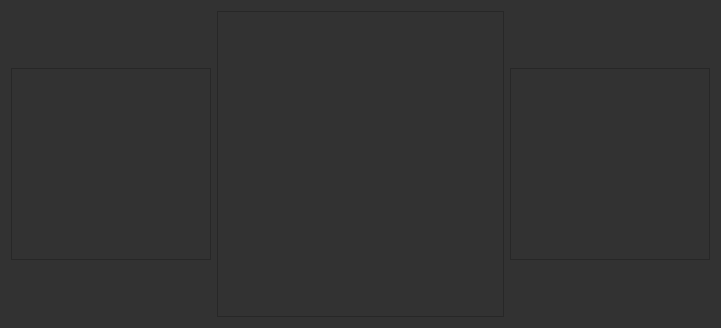
The window that src/views/imageView.ui (moonbot/storyTime) describes before a commit, drawn with Qt 5.
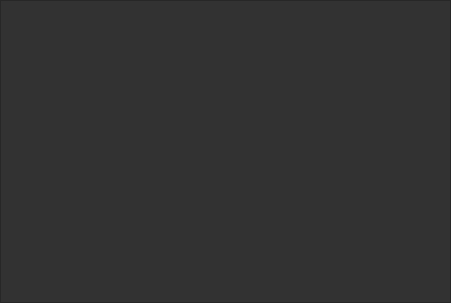
The same window after the commit.

Commit message: prev/cur/next image views in place with proper scaling

Diff of the .ui file:
```diff
--- a/src/views/imageView.ui
+++ b/src/views/imageView.ui
@@ -6,8 +6,8 @@
    <rect>
     <x>0</x>
     <y>0</y>
-    <width>721</width>
-    <height>328</height>
+    <width>451</width>
+    <height>303</height>
    </rect>
   </property>
   <property name="windowTitle">
@@ -16,134 +16,40 @@
   <property name="styleSheet">
    <string notr="true">background-color: rgb(50, 50, 50);color: rgb(255, 255, 255);selection-background-color:rgb(140, 140, 140)</string>
   </property>
-  <layout class="QHBoxLayout" name="horizontalLayout">
+  <layout class="QVBoxLayout" name="verticalLayout">
+   <property name="margin">
+    <number>0</number>
+   </property>
    <item>
-    <layout class="QHBoxLayout" name="horizontalLayout_2">
-     <item>
-      <layout class="QVBoxLayout" name="LayoutPrev">
-       <item>
-        <spacer name="verticalSpacer">
-         <property name="orientation">
-          <enum>Qt::Vertical</enum>
-         </property>
-         <property name="sizeHint" stdset="0">
-          <size>
-           <width>20</width>
-           <height>40</height>
-          </size>
-         </property>
-        </spacer>
-       </item>
-       <item>
-        <widget class="QGraphicsView" name="GraphicsViewPrev">
-         <property name="sizePolicy">
-          <sizepolicy hsizetype="Maximum" vsizetype="Expanding">
-           <horstretch>0</horstretch>
-           <verstretch>0</verstretch>
-          </sizepolicy>
-         </property>
-         <property name="minimumSize">
-          <size>
-           <width>20</width>
-           <height>0</height>
-          </size>
-         </property>
-         <property name="maximumSize">
-          <size>
-           <width>200</width>
-           <height>16777215</height>
-          </size>
-         </property>
-         <property name="acceptDrops">
-          <bool>false</bool>
-         </property>
-        </widget>
-       </item>
-       <item>
-        <spacer name="verticalSpacer_2">
-         <property name="orientation">
-          <enum>Qt::Vertical</enum>
-         </property>
-         <property name="sizeHint" stdset="0">
-          <size>
-           <width>20</width>
-           <height>40</height>
-          </size>
-         </property>
-        </spacer>
-       </item>
-      </layout>
-     </item>
-     <item>
-      <layout class="QVBoxLayout" name="verticalLayout">
-       <item>
-        <widget class="QGraphicsView" name="GraphicsView">
-         <property name="acceptDrops">
-          <bool>false</bool>
-         </property>
-        </widget>
-       </item>
-      </layout>
-     </item>
-     <item>
-      <layout class="QVBoxLayout" name="LayoutNext">
-       <item>
-        <spacer name="verticalSpacer_3">
-         <property name="orientation">
-          <enum>Qt::Vertical</enum>
-         </property>
-         <property name="sizeType">
-          <enum>QSizePolicy::Expanding</enum>
-         </property>
-         <property name="sizeHint" stdset="0">
-          <size>
-           <width>20</width>
-           <height>40</height>
-          </size>
-         </property>
-        </spacer>
-       </item>
-       <item>
-        <widget class="QGraphicsView" name="GraphicsViewNext">
-         <property name="sizePolicy">
-          <sizepolicy hsizetype="Maximum" vsizetype="Expanding">
-           <horstretch>0</horstretch>
-           <verstretch>0</verstretch>
-          </sizepolicy>
-         </property>
-         <property name="minimumSize">
-          <size>
-           <width>20</width>
-           <height>0</height>
-          </size>
-         </property>
-         <property name="maximumSize">
-          <size>
-           <width>200</width>
-           <height>16777215</height>
-          </size>
-         </property>
-         <property name="acceptDrops">
-          <bool>false</bool>
-         </property>
-        </widget>
-       </item>
-       <item>
-        <spacer name="verticalSpacer_4">
-         <property name="orientation">
-          <enum>Qt::Vertical</enum>
-         </property>
-         <property name="sizeHint" stdset="0">
-          <size>
-           <width>20</width>
-           <height>40</height>
-          </size>
-         </property>
-        </spacer>
-       </item>
-      </layout>
-     </item>
-    </layout>
+    <widget class="QGraphicsView" name="GraphicsView">
+     <property name="enabled">
+      <bool>false</bool>
+     </property>
+     <property name="sizePolicy">
+      <sizepolicy hsizetype="Expanding" vsizetype="Expanding">
+       <horstretch>0</horstretch>
+       <verstretch>0</verstretch>
+      </sizepolicy>
+     </property>
+     <property name="focusPolicy">
+      <enum>Qt::NoFocus</enum>
+     </property>
+     <property name="acceptDrops">
+      <bool>false</bool>
+     </property>
+     <property name="verticalScrollBarPolicy">
+      <enum>Qt::ScrollBarAlwaysOff</enum>
+     </property>
+     <property name="horizontalScrollBarPolicy">
+      <enum>Qt::ScrollBarAlwaysOff</enum>
+     </property>
+     <property name="interactive">
+      <bool>false</bool>
+     </property>
+     <property name="resizeAnchor">
+      <enum>QGraphicsView::AnchorViewCenter</enum>
+     </property>
+    </widget>
    </item>
   </layout>
  </widget>
```
The commit also changes 6 other files.
